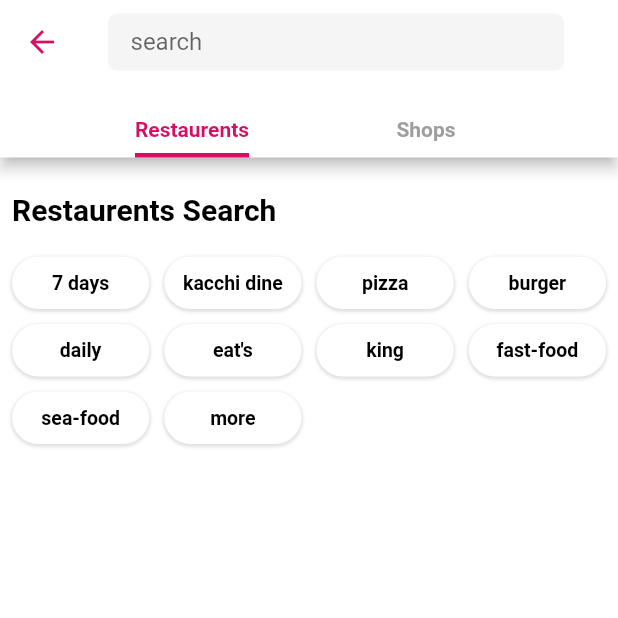
After one commit to jahidul96/FoodPanda_Clone, a Flutter app: the HomeScreen screen opened by its route, after a tap on "Search nearby restaurents", on a phone screen of 412 x 824 dp, the top half of it. The commit adds this screen. Run offline on Flutter 3.47's test engine with Material 2 defaults, Android fonts, the phone set to English and light mode, and no system bars; network calls fail.

Commit message:
added search page and content

```diff
--- /dev/null
+++ b/lib/data/search_placeholder_data.dart
@@ -0,0 +1,12 @@
+List<String> restaurentsSearchPlaceholder = [
+  "7 days",
+  "kacchi dine",
+  "pizza",
+  "burger",
+  "daily",
+  "eat's",
+  "king",
+  "fast-food",
+  "sea-food",
+  "more",
+];
--- a/lib/main.dart
+++ b/lib/main.dart
@@ -1,5 +1,6 @@
 import 'package:flutter/material.dart';
 import 'package:foodpanda/screens/home.dart';
+import 'package:foodpanda/screens/search_screen.dart';
 import 'package:foodpanda/screens/user_location.dart';
 import 'package:foodpanda/utils/app_colors.dart';
 
@@ -27,6 +28,7 @@ class MyApp extends StatelessWidget {
       routes: {
         UserLocation.routeName: (context) => const UserLocation(),
         HomeScreen.routeName: (context) => const HomeScreen(),
+        SearchScreen.routeName: (context) => const SearchScreen(),
       },
       home: const UserLocation(),
     );
--- a/lib/screens/home.dart
+++ b/lib/screens/home.dart
@@ -1,5 +1,6 @@
 import 'package:flutter/material.dart';
 import 'package:foodpanda/data/cuisin_data.dart';
+import 'package:foodpanda/data/daily_offer_banner.dart';
 import 'package:foodpanda/utils/app_colors.dart';
 import 'package:foodpanda/utils/network_images.dart';
 import 'package:foodpanda/widgets/big_banner_button.dart';
@@ -24,6 +25,7 @@ class _HomeScreenState extends State<HomeScreen> {
     return Scaffold(
       body: CustomScrollView(
         slivers: <Widget>[
+          // app bar
           SliverAppBar(
             pinned: true,
             floating: true,
@@ -41,12 +43,14 @@ class _HomeScreenState extends State<HomeScreen> {
               )
             ],
           ),
+
+          // body content
           SliverList(
             delegate: SliverChildListDelegate(
               [
                 // PickupOptions
                 Container(
-                  color: Colors.grey.shade100,
+                  color: Colors.grey.shade200,
                   child: const Padding(
                     padding: EdgeInsets.symmetric(vertical: 20, horizontal: 15),
                     child: PickupOptions(),
@@ -70,12 +74,14 @@ class _HomeScreenState extends State<HomeScreen> {
                     height: 180,
                     child: ListView.builder(
                       padding: const EdgeInsets.only(left: 10),
-                      itemCount: 10,
+                      itemCount: bannerData.length,
                       shrinkWrap: true,
                       scrollDirection: Axis.horizontal,
                       physics: const ClampingScrollPhysics(),
                       itemBuilder: (context, index) {
-                        return const DailyOfferTabs();
+                        return DailyOfferTabs(
+                          img: bannerData[index],
+                        );
                       },
                     ),
                   ),
@@ -91,12 +97,14 @@ class _HomeScreenState extends State<HomeScreen> {
                         title: "Become a pro",
                         subtitle: "Unlock exclusive offers",
                         height: 80,
+                        shadow: true,
                       ),
                       const SizedBox(height: 15),
                       BigBannerButton(
                         title: "Try panda rewards",
                         subtitle: "Earn price and win prizes",
                         height: 80,
+                        shadow: true,
                       ),
                     ],
                   ),
@@ -131,7 +139,7 @@ class _HomeScreenState extends State<HomeScreen> {
                       return Column(
                         children: [
                           CuisinTabItem(data: cuisinesData[index]),
-                          CuisinTabItem(data: cuisinesData[index]),
+                          CuisinTabItem(data: cuisinesDataTwo[index]),
                         ],
                       );
                     },
@@ -142,7 +150,30 @@ class _HomeScreenState extends State<HomeScreen> {
           ),
         ],
       ),
-      drawer: Drawer(),
+      drawer: Drawer(
+        child: ListView(
+          padding: EdgeInsets.zero,
+          children: [
+            DrawerHeader(
+              decoration: const BoxDecoration(
+                color: AppColors.primaryColor,
+              ),
+              child: Column(
+                crossAxisAlignment: CrossAxisAlignment.start,
+                mainAxisAlignment: MainAxisAlignment.end,
+                children: [
+                  TextComp(
+                    text: "Login/Register",
+                    color: Colors.white,
+                    fontweight: FontWeight.bold,
+                  ),
+                  const SizedBox(height: 10),
+                ],
+              ),
+            )
+          ],
+        ),
+      ),
     );
   }
 }
--- /dev/null
+++ b/lib/screens/search_screen.dart
@@ -0,0 +1,129 @@
+import 'package:flutter/material.dart';
+import 'package:foodpanda/data/search_placeholder_data.dart';
+import 'package:foodpanda/utils/app_colors.dart';
+import 'package:foodpanda/utils/reusable_styles.dart';
+import 'package:foodpanda/widgets/text_comp.dart';
+
+class SearchScreen extends StatefulWidget {
+  static const routeName = "searchscreen";
+  const SearchScreen({super.key});
+
+  @override
+  State<SearchScreen> createState() => _SearchScreenState();
+}
+
+class _SearchScreenState extends State<SearchScreen> {
+  @override
+  Widget build(BuildContext context) {
+    return DefaultTabController(
+      length: 2,
+      child: Scaffold(
+        backgroundColor: AppColors.whiteColor,
+        appBar: AppBar(
+          iconTheme: const IconThemeData(
+            color: AppColors.primaryColor, //change your color here
+          ),
+          title: Expanded(
+            child: Padding(
+              padding: const EdgeInsets.only(right: 20),
+              child: searchBar(),
+            ),
+          ),
+          backgroundColor: Colors.white,
+          bottom: const TabBar(
+            labelPadding: EdgeInsets.only(bottom: 8),
+            padding: EdgeInsets.symmetric(horizontal: 50),
+            labelColor: AppColors.primaryColor,
+            labelStyle: TextStyle(
+              fontSize: 14,
+              fontWeight: FontWeight.bold,
+            ),
+            unselectedLabelColor: Colors.grey,
+            indicatorSize: TabBarIndicatorSize.label,
+            indicatorColor: AppColors.primaryColor,
+            indicatorWeight: 3,
+            tabs: [
+              Text("Restaurents"),
+              Text("Shops"),
+            ],
+          ),
+        ),
+        body: TabBarView(
+          children: [
+            // restaurents tab data
+            tabContainer(title: "Restaurents Search"),
+            // shops tab data
+            tabContainer(title: "Shop Search"),
+          ],
+        ),
+      ),
+    );
+  }
+
+  Widget searchBar() => Container(
+        height: 38,
+        decoration: BoxDecoration(
+          color: Colors.grey.shade100,
+          borderRadius: BorderRadius.circular(6),
+        ),
+        child: const Padding(
+          padding: EdgeInsets.symmetric(horizontal: 15),
+          child: TextField(
+            decoration: InputDecoration(
+              border: InputBorder.none,
+              hintText: "search",
+            ),
+          ),
+        ),
+      );
+
+  Widget tabContainer({required String title}) => Padding(
+        padding: const EdgeInsets.all(8.0),
+        child: Column(
+          crossAxisAlignment: CrossAxisAlignment.start,
+          children: [
+            const SizedBox(height: 15),
+            TextComp(
+              text: title,
+              size: 20,
+              fontweight: FontWeight.bold,
+            ),
+            Container(
+              width: double.infinity,
+              height: 250,
+              padding: const EdgeInsets.symmetric(vertical: 20),
+              child: GridView.builder(
+                gridDelegate: const SliverGridDelegateWithFixedCrossAxisCount(
+                  mainAxisExtent: 35,
+                  mainAxisSpacing: 10,
+                  crossAxisSpacing: 10,
+                  crossAxisCount: 4,
+                ),
+                itemCount: restaurentsSearchPlaceholder.length,
+                itemBuilder: (context, index) {
+                  return searchTabButton(
+                      text: restaurentsSearchPlaceholder[index]);
+                },
+              ),
+            ),
+          ],
+        ),
+      );
+
+  Widget searchTabButton({required String text}) => Container(
+        decoration: BoxDecoration(
+          color: Colors.white,
+          boxShadow: [
+            ReusableStyles.smallBoxShadow,
+          ],
+          borderRadius: BorderRadius.circular(30),
+        ),
+        child: Center(
+          child: TextComp(
+            text: text,
+            size: 13,
+            fontweight: FontWeight.bold,
+          ),
+        ),
+      );
+}
--- a/lib/utils/reusable_styles.dart
+++ b/lib/utils/reusable_styles.dart
@@ -2,7 +2,7 @@ import 'package:flutter/material.dart';
 
 class ReusableStyles {
   static final smallBoxShadow = BoxShadow(
-    color: Colors.grey.withOpacity(0.9),
+    color: Colors.grey.withOpacity(0.3),
     spreadRadius: 1,
     blurRadius: 1,
     offset: Offset(0, 1), // changes position of shadow
--- a/lib/widgets/big_banner_button.dart
+++ b/lib/widgets/big_banner_button.dart
@@ -10,6 +10,7 @@ class BigBannerButton extends StatelessWidget {
   String subtitle;
   double height;
   double titleSize;
+  bool shadow;
 
   BigBannerButton({
     super.key,
@@ -17,6 +18,7 @@ class BigBannerButton extends StatelessWidget {
     required this.subtitle,
     required this.height,
     this.titleSize = 17,
+    this.shadow = false,
   });
 
   @override
@@ -27,9 +29,11 @@ class BigBannerButton extends StatelessWidget {
       decoration: BoxDecoration(
         color: AppColors.whiteColor,
         borderRadius: BorderRadius.circular(10),
-        boxShadow: [
-          ReusableStyles.smallBoxShadow,
-        ],
+        boxShadow: shadow
+            ? [
+                ReusableStyles.smallBoxShadow,
+              ]
+            : [],
       ),
       child: Row(
         mainAxisAlignment: MainAxisAlignment.spaceBetween,
--- a/lib/widgets/daily_offer_comp.dart
+++ b/lib/widgets/daily_offer_comp.dart
@@ -2,7 +2,8 @@ import 'package:flutter/material.dart';
 import 'package:foodpanda/utils/network_images.dart';
 
 class DailyOfferTabs extends StatelessWidget {
-  const DailyOfferTabs({super.key});
+  String img;
+  DailyOfferTabs({super.key, required this.img});
 
   @override
   Widget build(BuildContext context) {
@@ -11,7 +12,7 @@ class DailyOfferTabs extends StatelessWidget {
       child: ClipRRect(
         borderRadius: BorderRadius.circular(10),
         child: Image.network(
-          bannerImg,
+          img,
           width: 140,
           height: 180,
           fit: BoxFit.cover,
--- a/lib/widgets/flexible_appbar.dart
+++ b/lib/widgets/flexible_appbar.dart
@@ -1,12 +1,17 @@
 import 'package:flutter/material.dart';
+import 'package:foodpanda/screens/search_screen.dart';
 
 class FlexibleAppBar extends StatelessWidget {
   const FlexibleAppBar({super.key});
 
   @override
   Widget build(BuildContext context) {
-    return Container(
-      padding: const EdgeInsets.symmetric(vertical: 15, horizontal: 10),
+    return InkWell(
+      onTap: () {
+        Navigator.pushNamed(context, SearchScreen.routeName);
+      },
+      child: Padding(
+        padding: const EdgeInsets.all(15),
         child: Column(
           mainAxisAlignment: MainAxisAlignment.end,
           children: [
@@ -38,6 +43,7 @@ class FlexibleAppBar extends StatelessWidget {
             ),
           ],
         ),
+      ),
     );
   }
 }
--- a/lib/widgets/pickup_options.dart
+++ b/lib/widgets/pickup_options.dart
@@ -1,6 +1,5 @@
 import 'package:flutter/material.dart';
 import 'package:foodpanda/utils/app_colors.dart';
-import 'package:foodpanda/utils/network_images.dart';
 import 'package:foodpanda/utils/reusable_styles.dart';
 import 'package:foodpanda/widgets/big_banner_button.dart';
 import 'package:foodpanda/widgets/text_comp.dart';
@@ -18,6 +17,7 @@ class PickupOptions extends StatelessWidget {
           subtitle: "Best deals on your favorite.",
           height: 150,
           titleSize: 21,
+          shadow: false,
         ),
 
         const SizedBox(height: 10),
@@ -60,11 +60,9 @@ class PickupOptions extends StatelessWidget {
         width: 155,
         height: height,
         decoration: BoxDecoration(
-            color: AppColors.whiteColor,
-            borderRadius: BorderRadius.circular(10),
-            boxShadow: [
-              ReusableStyles.smallBoxShadow,
-            ]),
+          color: AppColors.whiteColor,
+          borderRadius: BorderRadius.circular(10),
+        ),
         child: Padding(
           padding: const EdgeInsets.symmetric(vertical: 10, horizontal: 10),
           child: Column(
```
Also changed, not shown: lib/data/cuisin_data.dart (+52 -6 lines), lib/data/daily_offer_banner.dart (added, +11 -0 lines). Lines whose indentation alone changed are shown as unchanged.
